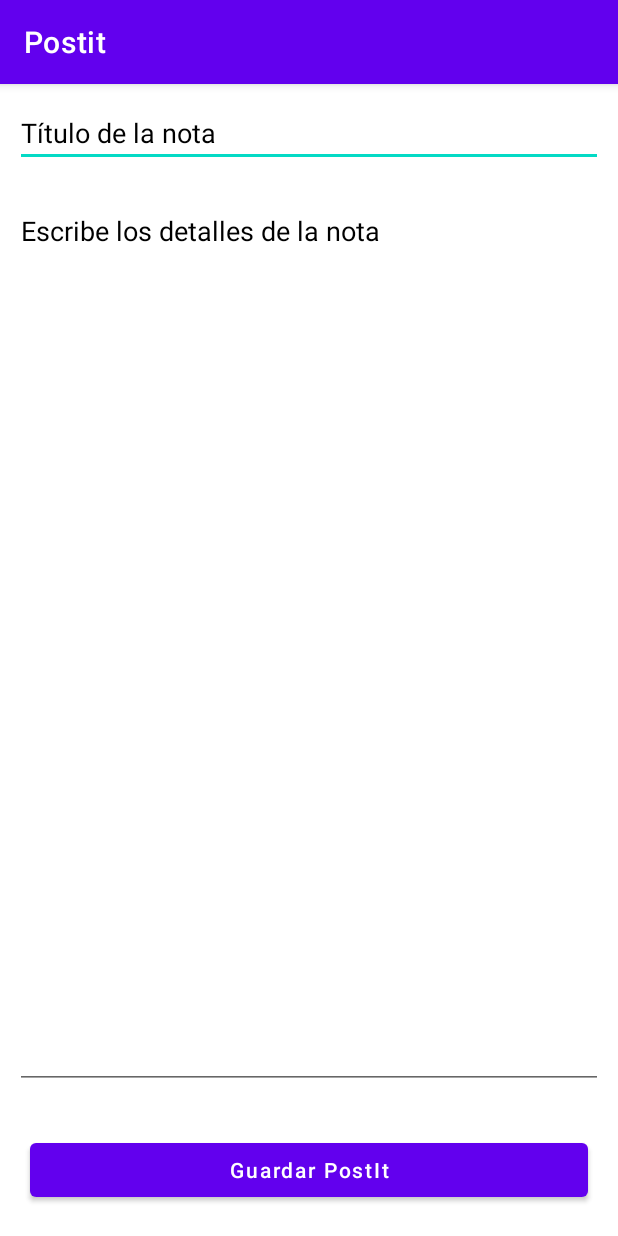
After one commit to joseolivagarcia/Postit, an Android app: the EditAddActivity screen opened directly, with no data from a screen before it, on a phone screen of 412 x 824 dp. The commit adds this screen. Run offline under Robolectric (Android 15) with nearby library versions, the phone set to English and light mode, and no system bars; our stand-ins replace Room's generated code; 1 statement that could not run was skipped.

Commit message:
Añadida actividad para crear/editar postits. Continuar con posibilidad de añadir color a cada postit

```diff
--- a/app/src/main/AndroidManifest.xml
+++ b/app/src/main/AndroidManifest.xml
@@ -14,6 +14,9 @@
         android:theme="@style/Theme.Postit"
         tools:targetApi="31">
         <activity
+            android:name=".EditAddActivity"
+            android:exported="false" />
+        <activity
             android:name=".MainActivity"
             android:exported="true">
             <intent-filter>
--- /dev/null
+++ b/app/src/main/java/joseoliva/com/postit/EditAddActivity.kt
@@ -0,0 +1,100 @@
+package joseoliva.com.postit
+
+import android.content.Intent
+import androidx.appcompat.app.AppCompatActivity
+import android.os.Bundle
+import android.widget.Button
+import android.widget.EditText
+import android.widget.Toast
+import androidx.lifecycle.ViewModelProvider
+import joseoliva.com.postit.bbdd.PostIt
+import joseoliva.com.postit.databinding.ActivityEditAddBinding
+import joseoliva.com.postit.viewmodel.PostItViewModel
+import java.text.SimpleDateFormat
+import java.util.*
+
+class EditAddActivity : AppCompatActivity() {
+
+    lateinit var binding: ActivityEditAddBinding
+
+    lateinit var positTitleET: EditText
+    lateinit var positET: EditText
+    lateinit var saveBtn: Button
+    var id: Int = -1 //le doy este valor porque luego usare el real
+    lateinit var color: String //le doy este valor pero luego uso el que reciba
+    //creo una var para el viewmodel y una entera para el id
+    lateinit var viewmodel: PostItViewModel
+
+    override fun onCreate(savedInstanceState: Bundle?) {
+        super.onCreate(savedInstanceState)
+        binding = ActivityEditAddBinding.inflate(layoutInflater)
+        setContentView(binding.root)
+
+        //inicializo el viewmodel
+        viewmodel = ViewModelProvider(this, ViewModelProvider.AndroidViewModelFactory.getInstance(application)).get(PostItViewModel::class.java)
+        //y el resto de variables
+        positTitleET = binding.ETpositName
+        positET = binding.ETpositDescription
+        saveBtn = binding.idBtn
+
+        /*
+        obtengo los datos que recibo por el intent, primero compruebo si recibo el dato que me dice
+        "edit" para saber si es un posit a editar o voy a crear uno nuevo.
+        De ser a editar necesito pasarle los datos que trae, de ser uno nuevo capturare lo que escriba el
+        usuario.
+        El boton tendra un texto u otro dependiendo si editamos o creamos
+         */
+        val tipopostit = intent.getStringExtra("tipoposit")
+        if(tipopostit.equals("Editar")){
+            val titulo = intent.getStringExtra("titulo")
+            val posit = intent.getStringExtra("posit")
+
+            positTitleET.setText(titulo)
+            positET.setText(posit)
+            saveBtn.text = "Actualizar PostIt"
+
+        }else{
+            saveBtn.text = "Guardar PostIt"
+        }
+
+        /*
+        Ahora damos funcionalidad al boton y segun estemos editando o creando
+        un posit pues hacemos una u otra cosa
+         */
+        saveBtn.setOnClickListener {
+            //obtengo lo que escriba el usuario
+            val titulo = positTitleET.text.toString()
+            val posit = positET.text.toString()
+            color = intent.getStringExtra("color").toString()
+            id = intent.getIntExtra("id",-1)
+            if(tipopostit.equals("Editar")){
+                if(titulo.isNotEmpty() && posit.isNotEmpty()){
+                    val sdf = SimpleDateFormat("dd MMM, yyyy - HH:mm")
+                    val currentdatetime: String = sdf.format(Date())
+                    val updateposit = PostIt(titulo,posit,currentdatetime,color)
+                    updateposit.id = id
+                    viewmodel.updatePostit(updateposit)
+                }
+            }else{
+                /*
+                val newpos = PostIt("Hola","prueba de la app manual","hoy","verde")
+                viewmodel.addPosit(newpos)
+
+                 */
+
+                if(titulo.isNotEmpty() && posit.isNotEmpty()){
+                    val sdf = SimpleDateFormat("dd MMM, yyyy - HH:mm")
+                    val currentdatetime: String = sdf.format(Date())
+                    val newposit = PostIt(titulo,posit,currentdatetime,color)
+                    viewmodel.addPosit(newposit)
+                }
+            }
+            startActivity(Intent(applicationContext, MainActivity::class.java))
+            this.finish()
+        }
+    }
+    override fun onBackPressed() {
+        val intent = Intent(this,MainActivity::class.java)
+        startActivity(intent)
+    }
+}
--- a/app/src/main/java/joseoliva/com/postit/bbdd/PostIt.kt
+++ b/app/src/main/java/joseoliva/com/postit/bbdd/PostIt.kt
@@ -6,8 +6,6 @@ import androidx.room.PrimaryKey
 
 @Entity(tableName = "tablaposits")
 data class PostIt(
-    @PrimaryKey(autoGenerate = true)
-    val id: Int,
     @ColumnInfo(name = "titulo")
     val titulo: String,
     @ColumnInfo(name = "nota")
@@ -17,3 +15,7 @@ data class PostIt(
     @ColumnInfo(name = "color")
     val color: String
 )
+{
+    @PrimaryKey(autoGenerate = true)
+    var id = 0
+}
--- a/app/src/main/java/joseoliva/com/postit/viewmodel/PostItViewModel.kt
+++ b/app/src/main/java/joseoliva/com/postit/viewmodel/PostItViewModel.kt
@@ -39,7 +39,7 @@ class PostItViewModel(application: Application): AndroidViewModel(application) {
      hay en el repositorio.
      Lo hago con viewModelScope para no hacerlo en el hilo ppal y no bloquear la app
      */
-    fun insertPosit (postIt: PostIt) = viewModelScope.launch(Dispatchers.IO) {
+    fun addPosit (postIt: PostIt) = viewModelScope.launch(Dispatchers.IO) {
         repositorio.insertpostit(postIt)
     }
     fun deletePostit(postIt: PostIt) = viewModelScope.launch(Dispatchers.IO) {
--- /dev/null
+++ b/app/src/main/res/layout/activity_edit_add.xml
@@ -0,0 +1,44 @@
+<?xml version="1.0" encoding="utf-8"?>
+<RelativeLayout
+    xmlns:android="http://schemas.android.com/apk/res/android"
+    xmlns:app="http://schemas.android.com/apk/res-auto"
+    xmlns:tools="http://schemas.android.com/tools"
+    android:layout_width="match_parent"
+    android:layout_height="match_parent"
+    tools:context=".EditAddActivity">
+
+    <EditText
+        android:id="@+id/ETpositName"
+        android:layout_width="match_parent"
+        android:layout_height="wrap_content"
+        android:layout_margin="10dp"
+        android:hint="Título de la nota"
+        android:textColor="@color/black"
+        android:textColorHint="@color/black"/>
+
+    <EditText
+        android:id="@+id/ETpositDescription"
+        android:layout_width="match_parent"
+        android:layout_height="match_parent"
+        android:layout_above="@+id/idBtn"
+        android:layout_below="@+id/ETpositName"
+        android:layout_marginStart="10dp"
+        android:layout_marginTop="10dp"
+        android:layout_marginEnd="10dp"
+        android:layout_marginBottom="10dp"
+        android:gravity="start|top"
+        android:hint="Escribe los detalles de la nota"
+        android:maxLines="10"
+        android:textColor="@color/black"
+        android:textColorHint="@color/black" />
+    <Button
+        android:id="@+id/idBtn"
+        android:layout_width="match_parent"
+        android:layout_height="wrap_content"
+        android:layout_alignParentBottom="true"
+        android:layout_margin="20dp"
+        android:text="Button"
+        android:textAllCaps="false"
+        android:textColor="@color/white"/>
+
+</RelativeLayout>
```
Also changed, not shown: app/src/main/java/joseoliva/com/postit/MainActivity.kt (+19 -6 lines).
